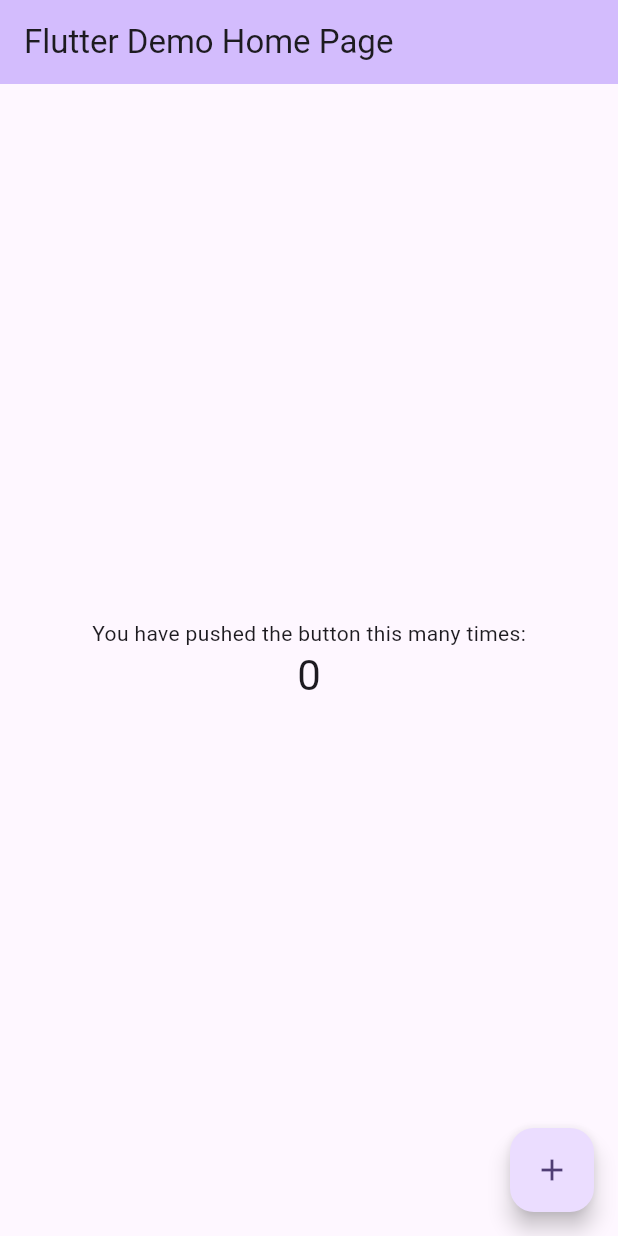
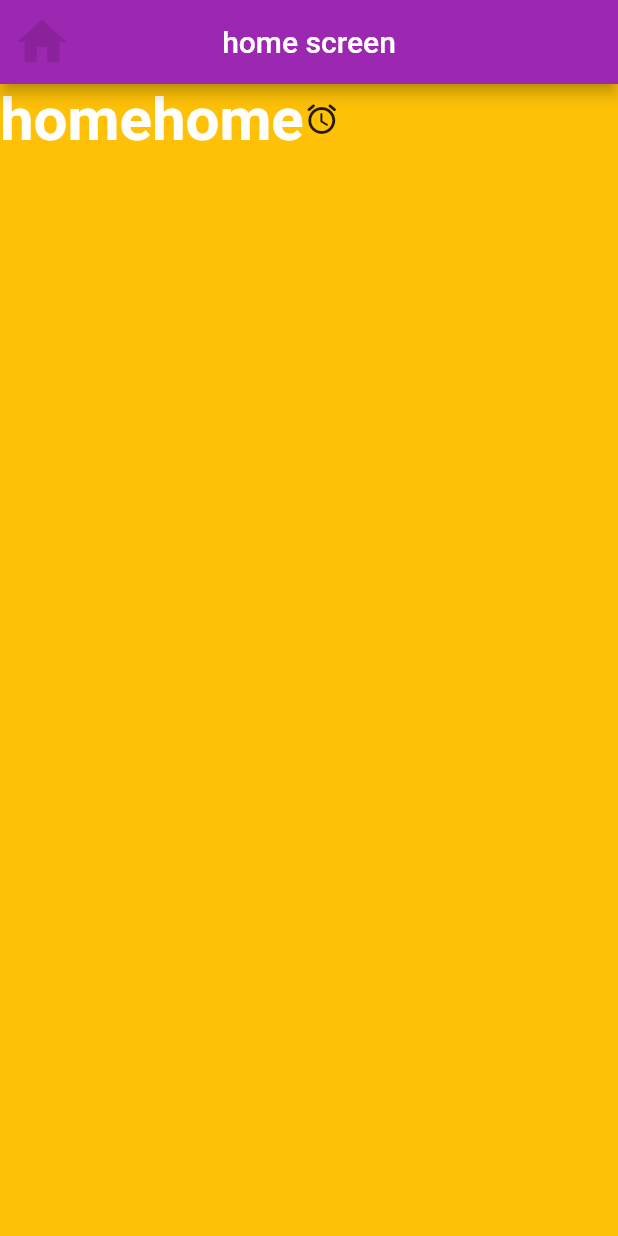
Before and after one commit to TasnimSariaa/exaple_github_project, a Flutter app: the screen it shows after launch, on a phone screen of 412 x 824 dp. Run offline on Flutter 3.47's test engine with Material 2 defaults, Android fonts, the phone set to English and light mode, and no system bars.

Commit message:
update version

```diff
--- a/lib/main.dart
+++ b/lib/main.dart
@@ -1,125 +1,56 @@
 import 'package:flutter/material.dart';
 
 void main() {
-  runApp(const MyApp());
+  runApp(
+      MyApp()); //runApp its a method entry point of  the application and its demands a widget MyApp is a class became widget by extending Stateless abstruct class for whitch its need to override build method
 }
 
 class MyApp extends StatelessWidget {
-  const MyApp({super.key});
-
-  // This widget is the root of your application.
   @override
   Widget build(BuildContext context) {
     return MaterialApp(
-      title: 'Flutter Demo',
-      theme: ThemeData(
-        // This is the theme of your application.
-        //
-        // TRY THIS: Try running your application with "flutter run". You'll see
-        // the application has a blue toolbar. Then, without quitting the app,
-        // try changing the seedColor in the colorScheme below to Colors.green
-        // and then invoke "hot reload" (save your changes or press the "hot
-        // reload" button in a Flutter-supported IDE, or press "r" if you used
-        // the command line to start the app).
-        //
-        // Notice that the counter didn't reset back to zero; the application
-        // state is not lost during the reload. To reset the state, use hot
-        // restart instead.
-        //
-        // This works for code too, not just values: Most code changes can be
-        // tested with just a hot reload.
-        colorScheme: ColorScheme.fromSeed(seedColor: Colors.deepPurple),
-        useMaterial3: true,
-      ),
-      home: const MyHomePage(title: 'Flutter Demo Home Page'),
+      debugShowCheckedModeBanner: false,
+      home: HomeScreen(),
     );
   }
 }
 
-class MyHomePage extends StatefulWidget {
-  const MyHomePage({super.key, required this.title});
-
-  // This widget is the home page of your application. It is stateful, meaning
-  // that it has a State object (defined below) that contains fields that affect
-  // how it looks.
-
-  // This class is the configuration for the state. It holds the values (in this
-  // case the title) provided by the parent (in this case the App widget) and
-  // used by the build method of the State. Fields in a Widget subclass are
-  // always marked "final".
-
-  final String title;
-
-  @override
-  State<MyHomePage> createState() => _MyHomePageState();
-}
-
-class _MyHomePageState extends State<MyHomePage> {
-  int _counter = 0;
-
-  void _incrementCounter() {
-    setState(() {
-      // This call to setState tells the Flutter framework that something has
-      // changed in this State, which causes it to rerun the build method below
-      // so that the display can reflect the updated values. If we changed
-      // _counter without calling setState(), then the build method would not be
-      // called again, and so nothing would appear to happen.
-      _counter++;
-    });
-  }
-
+class HomeScreen extends StatelessWidget {
   @override
   Widget build(BuildContext context) {
-    // This method is rerun every time setState is called, for instance as done
-    // by the _incrementCounter method above.
-    //
-    // The Flutter framework has been optimized to make rerunning build methods
-    // fast, so that you can just rebuild anything that needs updating rather
-    // than having to individually change instances of widgets.
     return Scaffold(
+      backgroundColor: Colors.amber,
       appBar: AppBar(
-        // TRY THIS: Try changing the color here to a specific color (to
-        // Colors.amber, perhaps?) and trigger a hot reload to see the AppBar
-        // change color while the other colors stay the same.
-        backgroundColor: Theme.of(context).colorScheme.inversePrimary,
-        // Here we take the value from the MyHomePage object that was created by
-        // the App.build method, and use it to set our appbar title.
-        title: Text(widget.title),
+        backgroundColor: Colors.purple,
+        centerTitle: true,
+        title: Text("home screen"),
+        leading: Icon(
+          Icons.home,
+          color: Colors.black12,
+          size: 40,
+        ), //Icon constructor Icons class home static mathod
       ),
-      body: Center(
-        // Center is a layout widget. It takes a single child and positions it
-        // in the middle of the parent.
-        child: Column(
-          // Column is also a layout widget. It takes a list of children and
-          // arranges them vertically. By default, it sizes itself to fit its
-          // children horizontally, and tries to be as tall as its parent.
-          //
-          // Column has various properties to control how it sizes itself and
-          // how it positions its children. Here we use mainAxisAlignment to
-          // center the children vertically; the main axis here is the vertical
-          // axis because Columns are vertical (the cross axis would be
-          // horizontal).
-          //
-          // TRY THIS: Invoke "debug painting" (choose the "Toggle Debug Paint"
-          // action in the IDE, or press "p" in the console), to see the
-          // wireframe for each widget.
-          mainAxisAlignment: MainAxisAlignment.center,
-          children: <Widget>[
-            const Text(
-              'You have pushed the button this many times:',
+      body: Row(
+        children: [
+          Text(
+            'home',
+            style: TextStyle(//we cant use TextStyle as widget couse its not a widget its a diagonosticable helper of a widget
+                color: Colors.white,
+                fontSize: 40,
+                fontWeight: FontWeight.bold
             ),
-            Text(
-              '$_counter',
-              style: Theme.of(context).textTheme.headlineMedium,
+          ),
+          Text(
+            'home',
+            style: TextStyle(//we cant use TextStyle as widget couse its not a widget its a diagonosticable helper of a widget
+                color: Colors.white,
+                fontSize: 40,
+                fontWeight: FontWeight.bold
             ),
-          ],
-        ),
+          ),
+          Icon(Icons.access_alarms_rounded),
+        ],
       ),
-      floatingActionButton: FloatingActionButton(
-        onPressed: _incrementCounter,
-        tooltip: 'Increment',
-        child: const Icon(Icons.add),
-      ), // This trailing comma makes auto-formatting nicer for build methods.
     );
   }
 }
```
